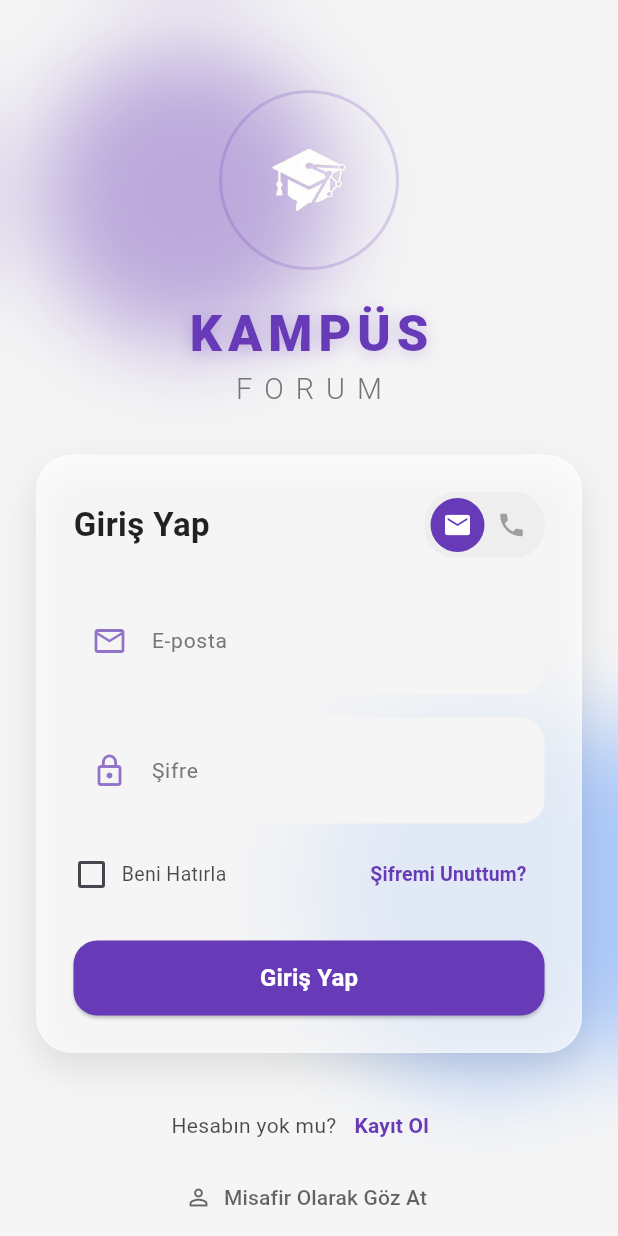
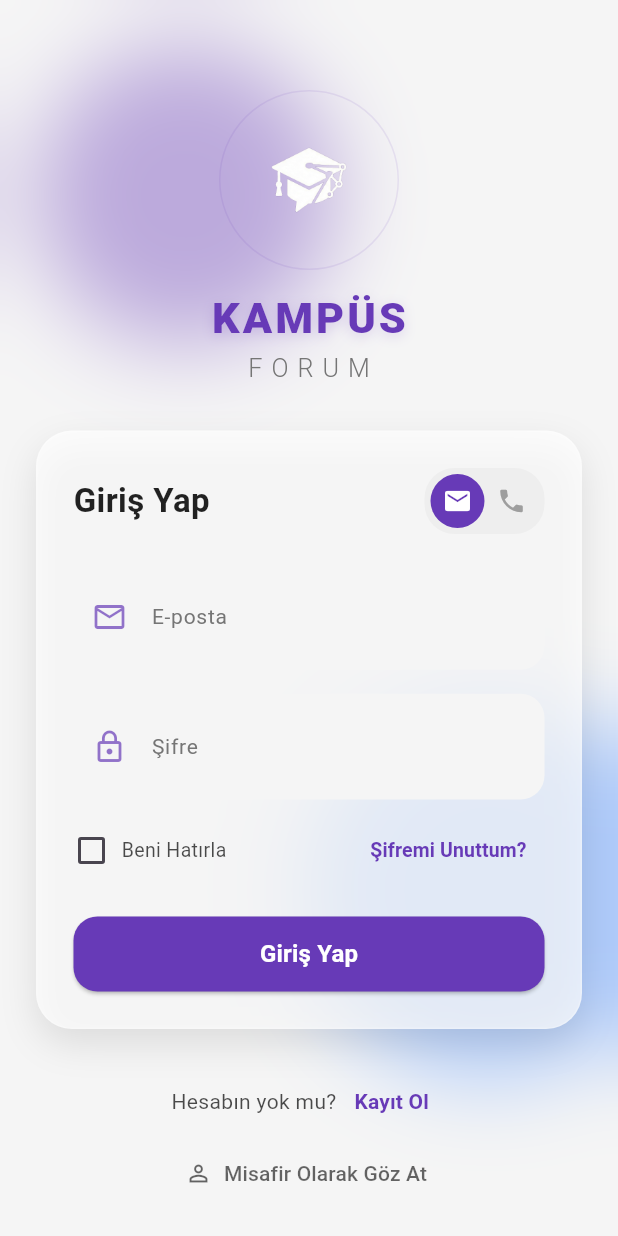
Before and after one commit to CrancyLynx/Kamp-s-Forum, a Flutter app: the screen it shows after launch, on a phone screen of 412 x 824 dp. Run offline on Flutter 3.47's test engine with Material 3 defaults, Android fonts, the phone set to English and light mode, and no system bars; our stand-ins replace cached_network_image, cloud_firestore, cloud_functions, firebase_auth, firebase_core, firebase_messaging and 12 more; missing offline and left inert: tutorial_coach_mark; accounts and stored records are empty.

Commit message:
maskot resimleri

```diff
--- a/lib/screens/auth/splash_screen.dart
+++ b/lib/screens/auth/splash_screen.dart
@@ -2,7 +2,7 @@ import 'dart:async';
 import 'package:flutter/material.dart';
 import '../../utils/app_colors.dart';
 import '../../main.dart';
-import '../../widgets/app_logo.dart'; // Yeni Logomuz
+import '../../widgets/app_logo.dart'; // Düzelttiğimiz AppLogo
 
 class SplashScreen extends StatefulWidget {
   const SplashScreen({super.key});
@@ -56,7 +56,6 @@ class _SplashScreenState extends State<SplashScreen> with SingleTickerProviderSt
 
   @override
   Widget build(BuildContext context) {
-    // Splash ekranında arka planı koyu, logoyu açık renk yapalım
     final isDark = Theme.of(context).brightness == Brightness.dark;
     final bgColor = isDark ? const Color(0xFF121212) : AppColors.primary;
 
@@ -72,7 +71,7 @@ class _SplashScreenState extends State<SplashScreen> with SingleTickerProviderSt
                 opacity: _opacityAnimation.value,
                 child: AppLogo(
                   size: 80,
-                  isLightMode: false, // Arka plan koyu olduğu için logo beyaz (light mode kapalı) olsun
+                  isLightMode: false,
                 ),
               ),
             );
--- a/lib/widgets/app_logo.dart
+++ b/lib/widgets/app_logo.dart
@@ -1,6 +1,5 @@
 import 'package:flutter/material.dart';
 import 'package:font_awesome_flutter/font_awesome_flutter.dart';
-// Düzeltilmiş Importlar
 import '../../utils/app_colors.dart';
 
 class AppLogo extends StatelessWidget {
@@ -10,7 +9,7 @@ class AppLogo extends StatelessWidget {
   const AppLogo({
     super.key,
     this.size = 120,
-    this.isLightMode = true,
+    this.isLightMode = true, // Varsayılan true
   });
 
   @override
@@ -22,25 +21,25 @@ class AppLogo extends StatelessWidget {
     return Column(
       mainAxisSize: MainAxisSize.min,
       children: [
-        // 1. LOGO KISMI (Çerçevesiz ve Şık)
+        // 1. LOGO RESMİ (app_logo3.png)
         Container(
           width: size,
           height: size,
           decoration: BoxDecoration(
-            // Beyaz arka plan yerine transparan veya hafif bir parlama efekti
             color: Colors.transparent,
             shape: BoxShape.circle,
-            // Sadece hafif bir çerçeve (isteğe bağlı)
+            // İsteğe bağlı hafif çerçeve
             border: Border.all(
-              color: textColor.withOpacity(0.2),
-              width: 2
+              color: textColor.withOpacity(0.1),
+              width: 1
             ),
           ),
           child: ClipOval(
             child: Image.asset(
-              'assets/images/app_logo3.png',
-              fit: BoxFit.cover, // Resmi daireye tam doldur
+              'assets/images/app_logo3.png', // Kesinlikle bu dosya kullanılacak
+              fit: BoxFit.cover,
               errorBuilder: (context, error, stackTrace) {
+                // Eğer resim yüklenemezse yedek ikon göster
                 return Center(
                   child: Icon(
                     FontAwesomeIcons.graduationCap,
@@ -53,20 +52,20 @@ class AppLogo extends StatelessWidget {
           ),
         ),
 
-        SizedBox(height: size * 0.15), // Boşluk
+        SizedBox(height: size * 0.1), // Resim ile yazı arası boşluk
 
-        // 2. METİN KISMI (MODERN FONT)
+        // 2. LOGO YAZISI
         Text(
           "KAMPÜS",
           style: TextStyle(
-            fontSize: size * 0.28,
-            fontWeight: FontWeight.w900, // Kalın
+            fontSize: size * 0.24,
+            fontWeight: FontWeight.w900,
             color: textColor,
-            letterSpacing: 4, // Harf aralığı
+            letterSpacing: 2,
             shadows: [
               Shadow(
-                color: textColor.withOpacity(0.3),
-                blurRadius: 15,
+                color: textColor.withOpacity(0.2),
+                blurRadius: 10,
                 offset: const Offset(0, 2),
               )
             ],
@@ -75,10 +74,10 @@ class AppLogo extends StatelessWidget {
         Text(
           "FORUM",
           style: TextStyle(
-            fontSize: size * 0.16,
-            fontWeight: FontWeight.w300, // İnce
+            fontSize: size * 0.14,
+            fontWeight: FontWeight.w300,
             color: secondaryColor,
-            letterSpacing: 8,
+            letterSpacing: 6,
           ),
         ),
       ],
--- a/pubspec.yaml
+++ b/pubspec.yaml
@@ -40,6 +40,7 @@ dev_dependencies:
   flutter_test:
     sdk: flutter
   flutter_lints: ^6.0.0
+  # İkon paketi
   flutter_launcher_icons: ^0.13.1
 
 flutter:
@@ -47,8 +48,8 @@ flutter:
   assets:
     - assets/images/
 
-# --- İKON AYARLARI ---
-# Bu kısım sayfanın en soluna dayalı olmalı, girinti yok!
+# --- İKON YAPILANDIRMASI ---
+# Bu ayar telefon menüsündeki ikon içindir (app_icon.png)
 flutter_launcher_icons:
   android: "ic_launcher"
   ios: true
```
Also changed, not shown: lib/screens/home/ana_ekran.dart (+21 -24 lines), assets/images/calıskan_bay.png (added), assets/images/dedektif_bay.png (added), assets/images/duyuru_bay.png (added), assets/images/düsünceli_bay.png (added), assets/images/el_giris.png (added), assets/images/eltel_giris.png (added), assets/images/mutlu_bay.png (added), assets/images/uykucu_bay.png (added), assets/images/uzgun_bay.png (added).
